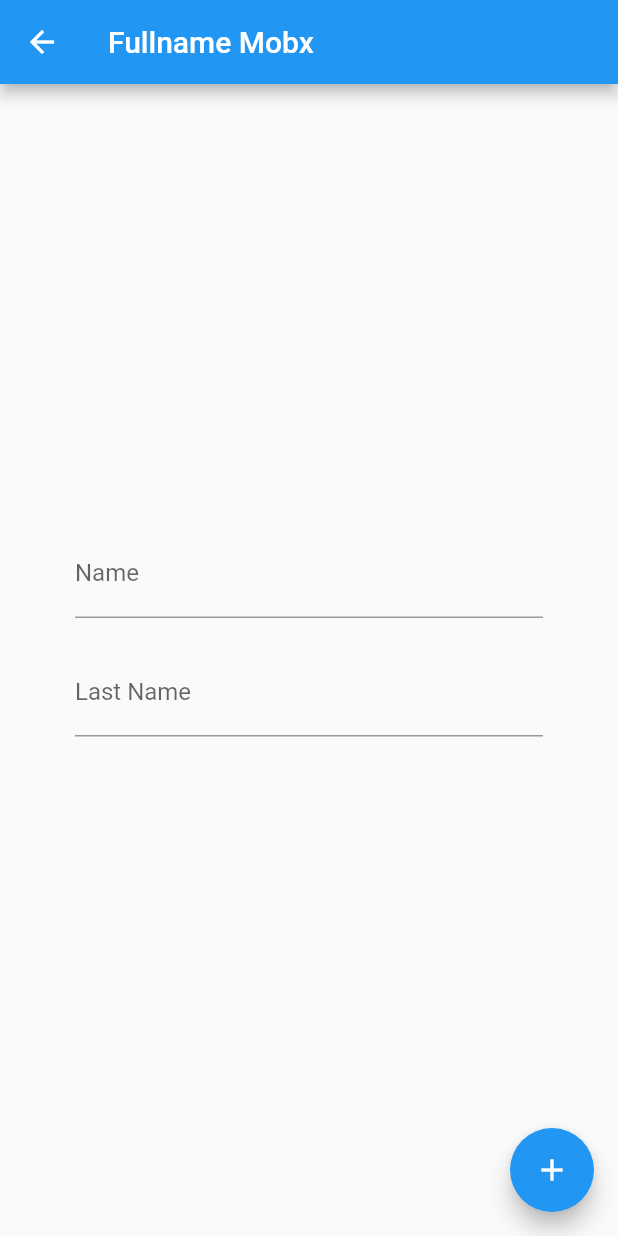
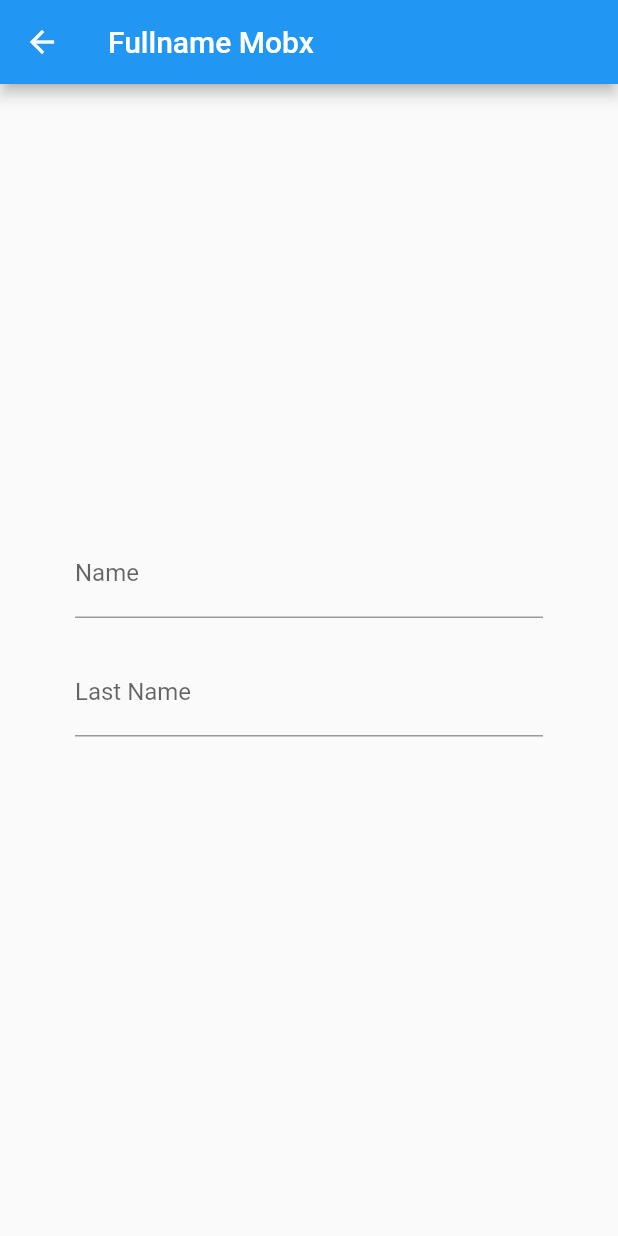
Before and after one commit to max10rogerio/fluterando_mobx, a Flutter app: the FullNamePage screen opened directly, on a phone screen of 412 x 824 dp. Run offline on Flutter 3.47's test engine with Material 2 defaults, Android fonts, the phone set to English and light mode, and no system bars; our stand-ins replace flutter_mobx, mobx; generated files the repository leaves out were written again.

Commit message:
remove unnecessary buttom

```diff
--- a/lib/aula03/fullname_page.dart
+++ b/lib/aula03/fullname_page.dart
@@ -35,11 +35,6 @@ class FullNamePage extends StatelessWidget {
           ),
         ),
       ),
-      floatingActionButton: FloatingActionButton(
-        onPressed: () {},
-        tooltip: 'Increment',
-        child: Icon(Icons.add),
-      ),
     );
   }
 }
```
